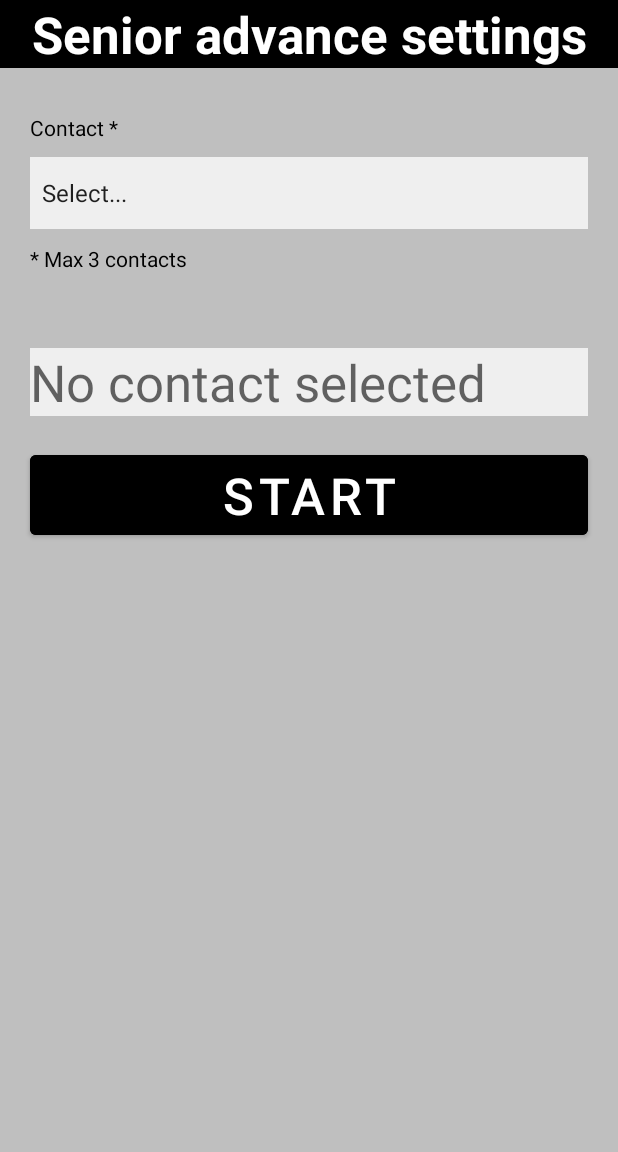
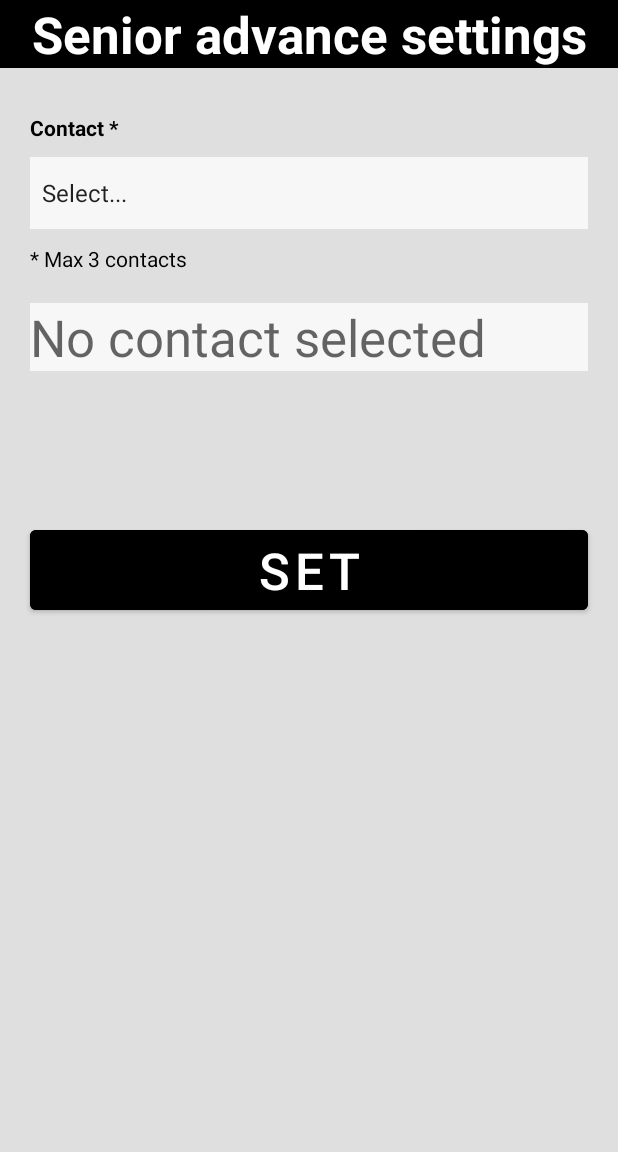
Before and after one commit to nishantranaa/Stand-by-us, an Android app: the SeniorSetUp screen opened directly, with no data from a screen before it, on a phone screen of 412 x 824 dp, the part 84-1236 px from its top. Run offline under Robolectric (Android 15) with nearby library versions, the phone set to English and light mode, and no system bars.

Commit message:
background color settings

```diff
--- a/app/src/main/res/layout/activity_middle_set_up.xml
+++ b/app/src/main/res/layout/activity_middle_set_up.xml
@@ -9,7 +9,7 @@
   <ScrollView
       android:layout_width="match_parent"
       android:layout_height="match_parent"
-      android:background="#40000000"
+      android:background="#40808080"
       app:layout_constraintBottom_toBottomOf="parent"
       app:layout_constraintEnd_toEndOf="parent"
       app:layout_constraintStart_toStartOf="parent"
@@ -40,7 +40,8 @@
           android:layout_marginTop="10dp"
           android:layout_marginRight="20dp"
           android:text="Select APP"
-          android:textColor="#000000" />
+          android:textColor="#000000"
+          android:textStyle="bold" />
 
       <Spinner
           android:id="@+id/spinnerJuniorSetUpApps"
--- a/app/src/main/res/layout/activity_senior_set_up.xml
+++ b/app/src/main/res/layout/activity_senior_set_up.xml
@@ -11,7 +11,7 @@
     <ScrollView
         android:layout_width="match_parent"
         android:layout_height="match_parent"
-        android:background="#40000000">
+        android:background="#40808080">
 
         <LinearLayout
             android:layout_width="match_parent"
@@ -37,7 +37,8 @@
                 android:layout_marginTop="30dp"
                 android:layout_marginRight="20dp"
                 android:text="Contact *"
-                android:textColor="#000000" />
+                android:textColor="#000000"
+                android:textStyle="bold" />
 
             <Spinner
                 android:id="@+id/spinnerSeniorSetUpContacts"
@@ -66,7 +67,7 @@
                 android:layout_width="match_parent"
                 android:layout_height="wrap_content"
                 android:layout_marginLeft="20dp"
-                android:layout_marginTop="50dp"
+                android:layout_marginTop="20dp"
                 android:layout_marginRight="20dp"
                 android:background="#BFFFFFFF"
                 android:hint="No contact selected"
@@ -77,9 +78,11 @@
                 android:layout_width="match_parent"
                 android:layout_height="wrap_content"
                 android:layout_gravity="center_horizontal"
-                android:layout_margin="20dp"
+                android:layout_marginLeft="20dp"
+                android:layout_marginTop="100dp"
+                android:layout_marginRight="20dp"
                 android:backgroundTint="#000000"
-                android:text="@string/start"
+                android:text="@string/set"
                 android:textColor="#FFFFFF"
                 android:textSize="34sp" />
         </LinearLayout>
--- a/app/src/main/res/layout/activity_set_up.xml
+++ b/app/src/main/res/layout/activity_set_up.xml
@@ -22,7 +22,7 @@
     <ScrollView
         android:layout_width="match_parent"
         android:layout_height="match_parent"
-        android:background="#40000000">
+        android:background="#40808080">
 
         <LinearLayout
             android:layout_width="match_parent"
@@ -43,6 +43,7 @@
                     android:text="@string/age"
                     android:textColor="#000000"
                     android:textSize="48sp"
+                    android:textStyle="bold"
                     app:layout_constraintStart_toStartOf="parent"
                     app:layout_constraintTop_toTopOf="parent" />
 
```
Also changed, not shown: app/src/main/res/layout/activity_junior_set_up.xml (+5 -3 lines).
